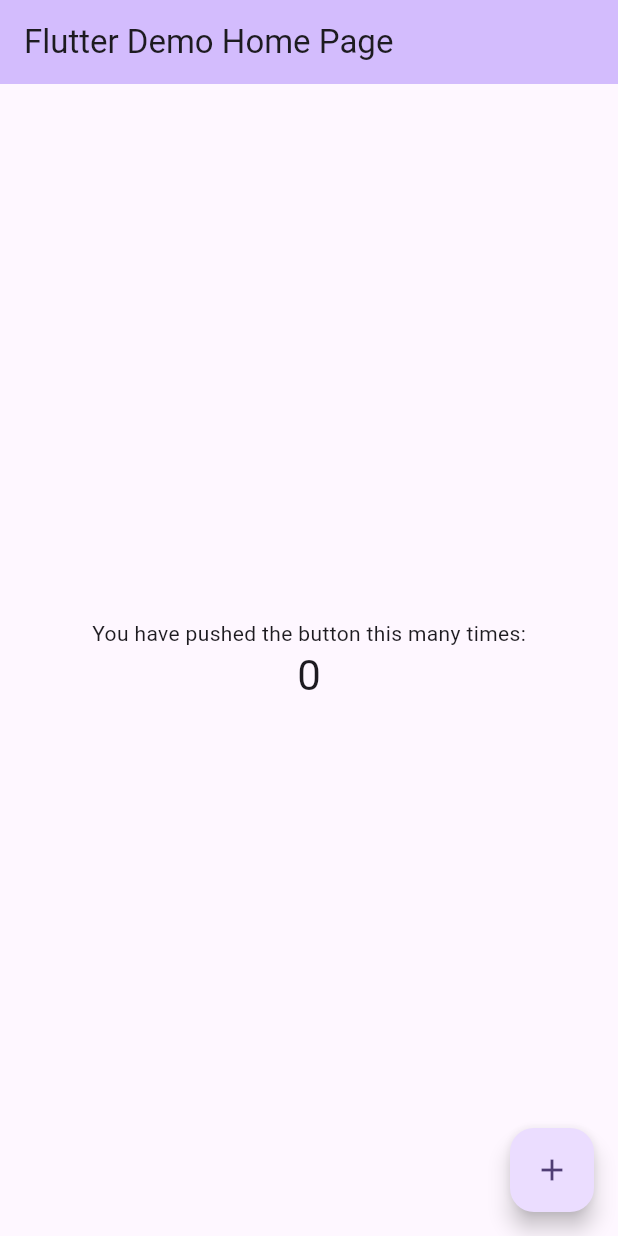
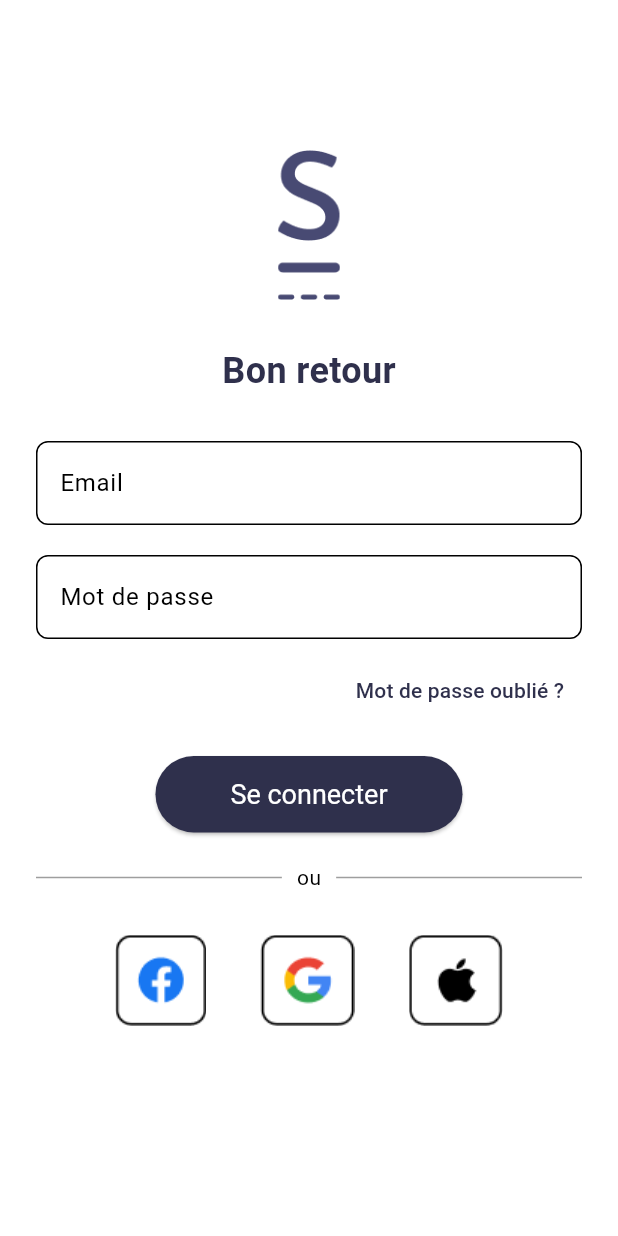
Before and after one commit to maths1009/secondsouffleapp, a Flutter app: the screen it shows after launch, on a phone screen of 412 x 824 dp. Run offline on Flutter 3.47's test engine with Material 3 defaults, Android fonts, the light colour scheme and no system bars.

Commit message:
✨Add router & login page

```diff
--- a/lib/main.dart
+++ b/lib/main.dart
@@ -1,4 +1,5 @@
 import 'package:flutter/material.dart';
+import 'package:secondsouffleapp/router.dart';
 
 void main() {
   runApp(const MyApp());
@@ -7,119 +8,20 @@
 class MyApp extends StatelessWidget {
   const MyApp({super.key});
 
-  // This widget is the root of your application.
   @override
   Widget build(BuildContext context) {
     return MaterialApp(
-      title: 'Flutter Demo',
+      title: 'Second Souffle',
+      debugShowCheckedModeBanner: false,
       theme: ThemeData(
-        // This is the theme of your application.
-        //
-        // TRY THIS: Try running your application with "flutter run". You'll see
-        // the application has a purple toolbar. Then, without quitting the app,
-        // try changing the seedColor in the colorScheme below to Colors.green
-        // and then invoke "hot reload" (save your changes or press the "hot
-        // reload" button in a Flutter-supported IDE, or press "r" if you used
-        // the command line to start the app).
-        //
-        // Notice that the counter didn't reset back to zero; the application
-        // state is not lost during the reload. To reset the state, use hot
-        // restart instead.
-        //
-        // This works for code too, not just values: Most code changes can be
-        // tested with just a hot reload.
-        colorScheme: ColorScheme.fromSeed(seedColor: Colors.deepPurple),
-        useMaterial3: true,
+        colorScheme: const ColorScheme.light(
+          primary: Color(0xFF2F304C),
+          secondary: Color(0xFFC9DB81),
+        ),
+        scaffoldBackgroundColor: const Color.fromARGB(255, 255, 255, 255),
       ),
-      home: const MyHomePage(title: 'Flutter Demo Home Page'),
+      initialRoute: Routes.login,
+      onGenerateRoute: Routes.generateRoute,
     );
   }
 }
-
-class MyHomePage extends StatefulWidget {
-  const MyHomePage({super.key, required this.title});
-
-  // This widget is the home page of your application. It is stateful, meaning
-  // that it has a State object (defined below) that contains fields that affect
-  // how it looks.
-
-  // This class is the configuration for the state. It holds the values (in this
-  // case the title) provided by the parent (in this case the App widget) and
-  // used by the build method of the State. Fields in a Widget subclass are
-  // always marked "final".
-
-  final String title;
-
-  @override
-  State<MyHomePage> createState() => _MyHomePageState();
-}
-
-class _MyHomePageState extends State<MyHomePage> {
-  int _counter = 0;
-
-  void _incrementCounter() {
-    setState(() {
-      // This call to setState tells the Flutter framework that something has
-      // changed in this State, which causes it to rerun the build method below
-      // so that the display can reflect the updated values. If we changed
-      // _counter without calling setState(), then the build method would not be
-      // called again, and so nothing would appear to happen.
-      _counter++;
-    });
-  }
-
-  @override
-  Widget build(BuildContext context) {
-    // This method is rerun every time setState is called, for instance as done
-    // by the _incrementCounter method above.
-    //
-    // The Flutter framework has been optimized to make rerunning build methods
-    // fast, so that you can just rebuild anything that needs updating rather
-    // than having to individually change instances of widgets.
-    return Scaffold(
-      appBar: AppBar(
-        // TRY THIS: Try changing the color here to a specific color (to
-        // Colors.amber, perhaps?) and trigger a hot reload to see the AppBar
-        // change color while the other colors stay the same.
-        backgroundColor: Theme.of(context).colorScheme.inversePrimary,
-        // Here we take the value from the MyHomePage object that was created by
-        // the App.build method, and use it to set our appbar title.
-        title: Text(widget.title),
-      ),
-      body: Center(
-        // Center is a layout widget. It takes a single child and positions it
-        // in the middle of the parent.
-        child: Column(
-          // Column is also a layout widget. It takes a list of children and
-          // arranges them vertically. By default, it sizes itself to fit its
-          // children horizontally, and tries to be as tall as its parent.
-          //
-          // Column has various properties to control how it sizes itself and
-          // how it positions its children. Here we use mainAxisAlignment to
-          // center the children vertically; the main axis here is the vertical
-          // axis because Columns are vertical (the cross axis would be
-          // horizontal).
-          //
-          // TRY THIS: Invoke "debug painting" (choose the "Toggle Debug Paint"
-          // action in the IDE, or press "p" in the console), to see the
-          // wireframe for each widget.
-          mainAxisAlignment: MainAxisAlignment.center,
-          children: <Widget>[
-            const Text(
-              'You have pushed the button this many times:',
-            ),
-            Text(
-              '$_counter',
-              style: Theme.of(context).textTheme.headlineMedium,
-            ),
-          ],
-        ),
-      ),
-      floatingActionButton: FloatingActionButton(
-        onPressed: _incrementCounter,
-        tooltip: 'Increment',
-        child: const Icon(Icons.add),
-      ), // This trailing comma makes auto-formatting nicer for build methods.
-    );
-  }
-}
--- /dev/null
+++ b/lib/router.dart
@@ -0,0 +1,30 @@
+import 'package:flutter/material.dart';
+import 'package:secondsouffleapp/ui/screens/login.dart';
+
+class Routes {
+  static const String login = '/login';
+  static const String map = '/map';
+  static const String products = '/products';
+  static const String account = '/account';
+
+  static Route<dynamic> generateRoute(RouteSettings settings) {
+    switch (settings.name) {
+      case login:
+        return MaterialPageRoute(builder: (_) => const LoginPage());
+      case map:
+        return MaterialPageRoute(builder: (_) => const Text("Map"));
+      case products:
+        return MaterialPageRoute(builder: (_) => const Text("Products"));
+      case account:
+        return MaterialPageRoute(builder: (_) => const Text("Account"));
+      default:
+        return MaterialPageRoute(
+          builder: (_) => Scaffold(
+            body: Center(
+              child: Text('No route defined for ${settings.name}'),
+            ),
+          ),
+        );
+    }
+  }
+}
--- /dev/null
+++ b/lib/ui/screens/login.dart
@@ -0,0 +1,113 @@
+import 'package:flutter/material.dart';
+
+class LoginPage extends StatelessWidget {
+  const LoginPage({super.key});
+
+  @override
+  Widget build(BuildContext context) {
+    return Scaffold(
+      resizeToAvoidBottomInset:
+          true, // This helps to avoid overflow when keyboard appears
+      body: SafeArea(
+        child: SingleChildScrollView(
+          padding: const EdgeInsets.symmetric(horizontal: 24.0),
+          child: Column(
+            mainAxisAlignment: MainAxisAlignment.center,
+            children: [
+              const SizedBox(height: 100), // Add some space at the top
+              Image.asset('assets/logo.png', height: 100),
+              const SizedBox(height: 30),
+              const Text(
+                'Bon retour',
+                style: TextStyle(
+                  fontSize: 24,
+                  fontWeight: FontWeight.bold,
+                  color: Color(0xFF2F304C),
+                ),
+              ),
+              const SizedBox(height: 30),
+              TextField(
+                decoration: InputDecoration(
+                  labelText: 'Email',
+                  border: OutlineInputBorder(
+                    borderRadius: BorderRadius.circular(8.0),
+                  ),
+                ),
+              ),
+              const SizedBox(height: 20),
+              TextField(
+                obscureText: true,
+                decoration: InputDecoration(
+                  labelText: 'Mot de passe',
+                  border: OutlineInputBorder(
+                    borderRadius: BorderRadius.circular(8.0),
+                  ),
+                ),
+              ),
+              const SizedBox(height: 10),
+              Align(
+                alignment: Alignment.centerRight,
+                child: TextButton(
+                  onPressed: () {},
+                  child: const Text(
+                    'Mot de passe oublié ?',
+                    style: TextStyle(color: Color(0xFF2F304C)),
+                  ),
+                ),
+              ),
+              const SizedBox(height: 20),
+              ElevatedButton(
+                onPressed: () {
+                  Navigator.pushNamed(context, '/map');
+                },
+                style: ElevatedButton.styleFrom(
+                  backgroundColor: const Color(0xFF2F304C),
+                  foregroundColor: Colors.white,
+                  padding:
+                      const EdgeInsets.symmetric(horizontal: 50, vertical: 15),
+                  textStyle: const TextStyle(fontSize: 18),
+                ),
+                child: const Text('Se connecter'),
+              ),
+              const SizedBox(height: 20),
+              const Row(
+                children: [
+                  Expanded(child: Divider(color: Colors.grey)),
+                  Padding(
+                    padding: EdgeInsets.symmetric(horizontal: 10.0),
+                    child: Text('ou'),
+                  ),
+                  Expanded(child: Divider(color: Colors.grey)),
+                ],
+              ),
+              const SizedBox(height: 20),
+              Row(
+                mainAxisAlignment: MainAxisAlignment.center,
+                children: [
+                  IconButton(
+                    icon: Image.asset('assets/facebook.png'),
+                    iconSize: 40,
+                    onPressed: () {},
+                  ),
+                  const SizedBox(width: 20),
+                  IconButton(
+                    icon: Image.asset('assets/google.png'),
+                    iconSize: 40,
+                    onPressed: () {},
+                  ),
+                  const SizedBox(width: 20),
+                  IconButton(
+                    icon: Image.asset('assets/apple.png'),
+                    iconSize: 40,
+                    onPressed: () {},
+                  ),
+                ],
+              ),
+              const SizedBox(height: 50), // Add some space at the bottom
+            ],
+          ),
+        ),
+      ),
+    );
+  }
+}
```
Also changed, not shown: pubspec.yaml (+4 -7 lines), assets/apple.png (added), assets/facebook.png (added), assets/google.png (added), assets/logo.png (added).
